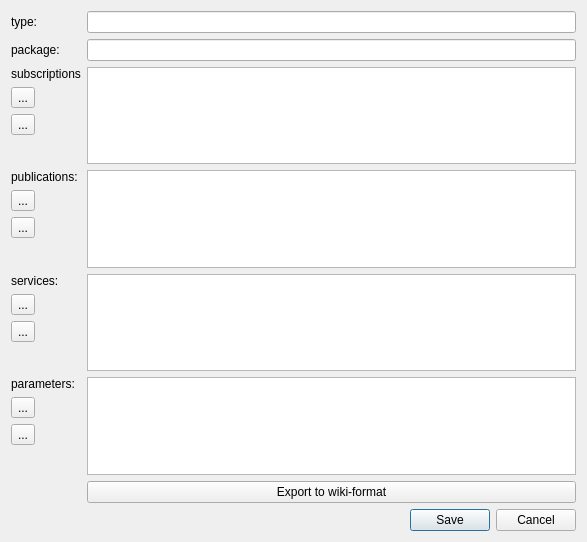
Old version of the form rxDev/src/specFileEdit.ui in the repository songxuchao/rxdeveloper-ros-pkg.
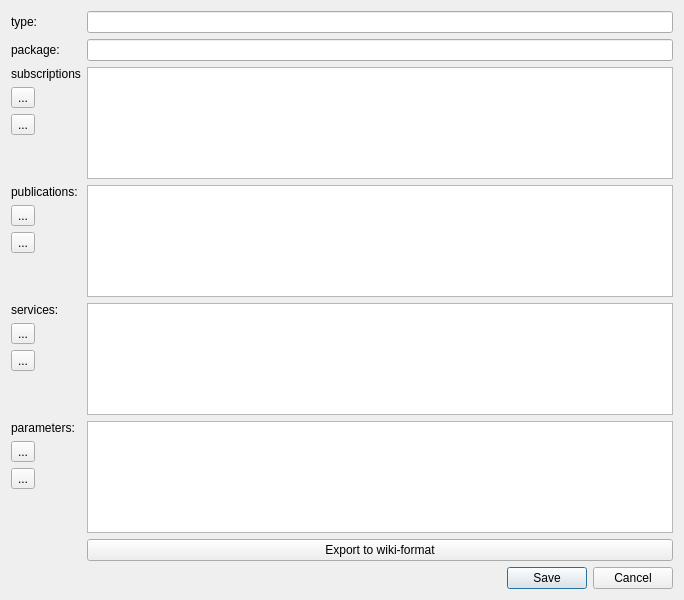
New version of the form. Icons and pictures are not drawn.

```diff
--- a/rxDev/src/specFileEdit.ui
+++ b/rxDev/src/specFileEdit.ui
@@ -6,8 +6,8 @@
    <rect>
     <x>0</x>
     <y>0</y>
-    <width>587</width>
-    <height>542</height>
+    <width>684</width>
+    <height>600</height>
    </rect>
   </property>
   <property name="windowTitle">
```
